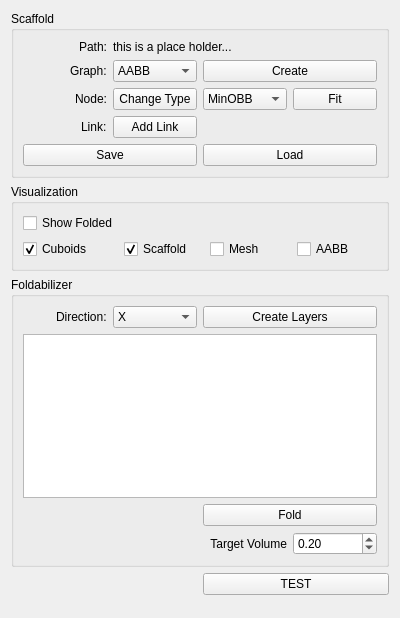
Above: FoldPlugin/FdWidget.ui from letienhung/fold-hcc before the change. Below: the same form after it.
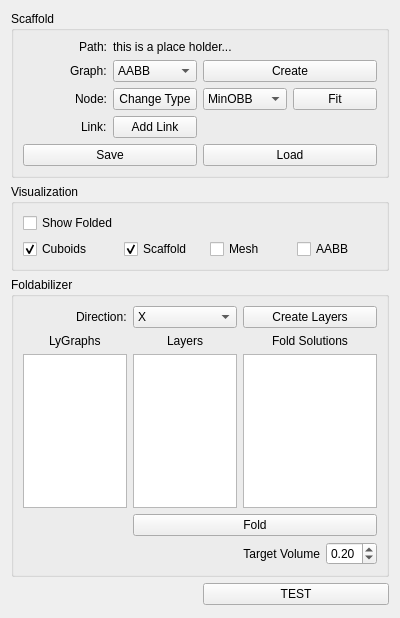
That is the form after the change.

Commit message: created layers. selection via ui.

The edit to the form file:
```diff
--- a/FoldPlugin/FdWidget.ui
+++ b/FoldPlugin/FdWidget.ui
@@ -169,7 +169,13 @@
       <string>Foldabilizer</string>
      </property>
      <layout class="QGridLayout" name="gridLayout_4">
-      <item row="3" column="2">
+      <item row="2" column="2" colspan="2">
+       <widget class="QListWidget" name="fdLayerList"/>
+      </item>
+      <item row="2" column="1">
+       <widget class="QListWidget" name="layerList"/>
+      </item>
+      <item row="4" column="2">
        <widget class="QLabel" name="label_5">
         <property name="text">
          <string>Target Volume</string>
@@ -179,14 +185,7 @@
         </property>
        </widget>
       </item>
-      <item row="0" column="0" alignment="Qt::AlignRight">
-       <widget class="QLabel" name="label_6">
-        <property name="text">
-         <string>Direction:</string>
-        </property>
-       </widget>
-      </item>
-      <item row="3" column="3">
+      <item row="4" column="3">
        <widget class="QDoubleSpinBox" name="targetV">
         <property name="maximum">
          <double>1.000000000000000</double>
@@ -199,6 +198,16 @@
         </property>
        </widget>
       </item>
+      <item row="2" column="0">
+       <widget class="QListWidget" name="lyGraphList"/>
+      </item>
+      <item row="0" column="0" alignment="Qt::AlignRight">
+       <widget class="QLabel" name="label_6">
+        <property name="text">
+         <string>Direction:</string>
+        </property>
+       </widget>
+      </item>
       <item row="0" column="1">
        <widget class="QComboBox" name="pushDirection">
         <item>
@@ -223,16 +232,6 @@
         </item>
        </widget>
       </item>
-      <item row="2" column="2" colspan="2">
-       <widget class="QPushButton" name="fold">
-        <property name="text">
-         <string>Fold</string>
-        </property>
-       </widget>
-      </item>
-      <item row="1" column="0" colspan="4">
-       <widget class="QColumnView" name="layersColumnView"/>
-      </item>
       <item row="0" column="2" colspan="2">
        <widget class="QPushButton" name="createLayers">
         <property name="text">
@@ -240,6 +239,34 @@
         </property>
        </widget>
       </item>
+      <item row="1" column="0" alignment="Qt::AlignHCenter">
+       <widget class="QLabel" name="label_7">
+        <property name="text">
+         <string>LyGraphs</string>
+        </property>
+       </widget>
+      </item>
+      <item row="1" column="1" alignment="Qt::AlignHCenter">
+       <widget class="QLabel" name="label_8">
+        <property name="text">
+         <string>Layers</string>
+        </property>
+       </widget>
+      </item>
+      <item row="1" column="2" colspan="2" alignment="Qt::AlignHCenter">
+       <widget class="QLabel" name="label_9">
+        <property name="text">
+         <string>Fold Solutions</string>
+        </property>
+       </widget>
+      </item>
+      <item row="3" column="1" colspan="3">
+       <widget class="QPushButton" name="fold">
+        <property name="text">
+         <string>Fold</string>
+        </property>
+       </widget>
+      </item>
      </layout>
     </widget>
    </item>
```
The commit also changes 15 other files.
